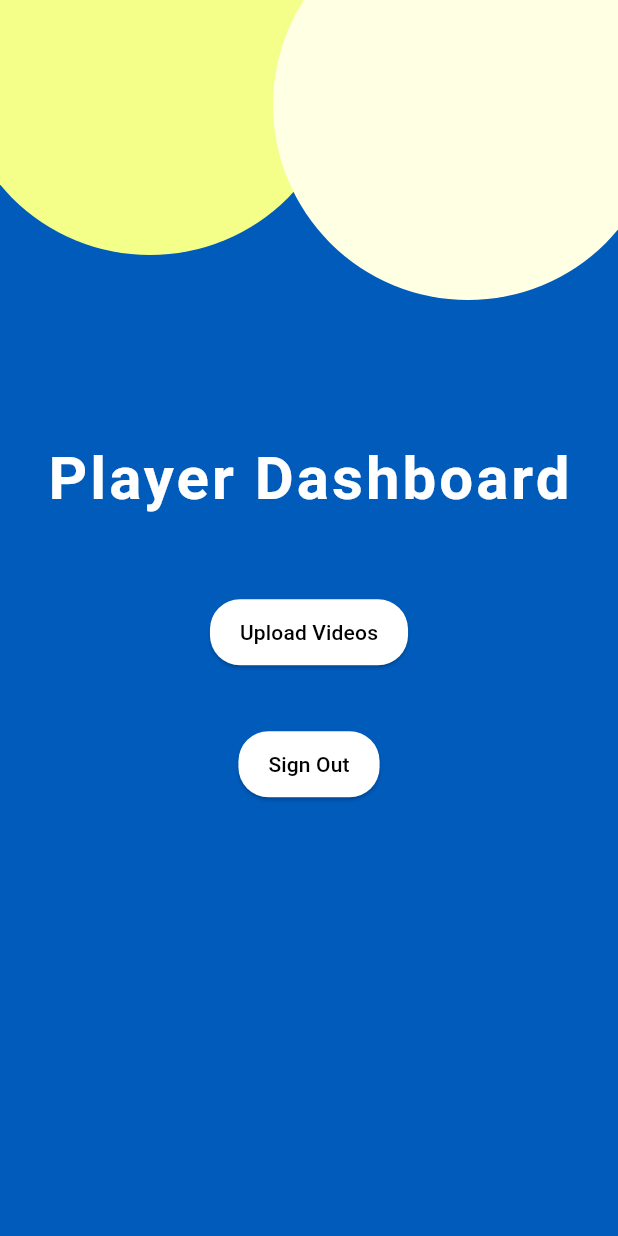
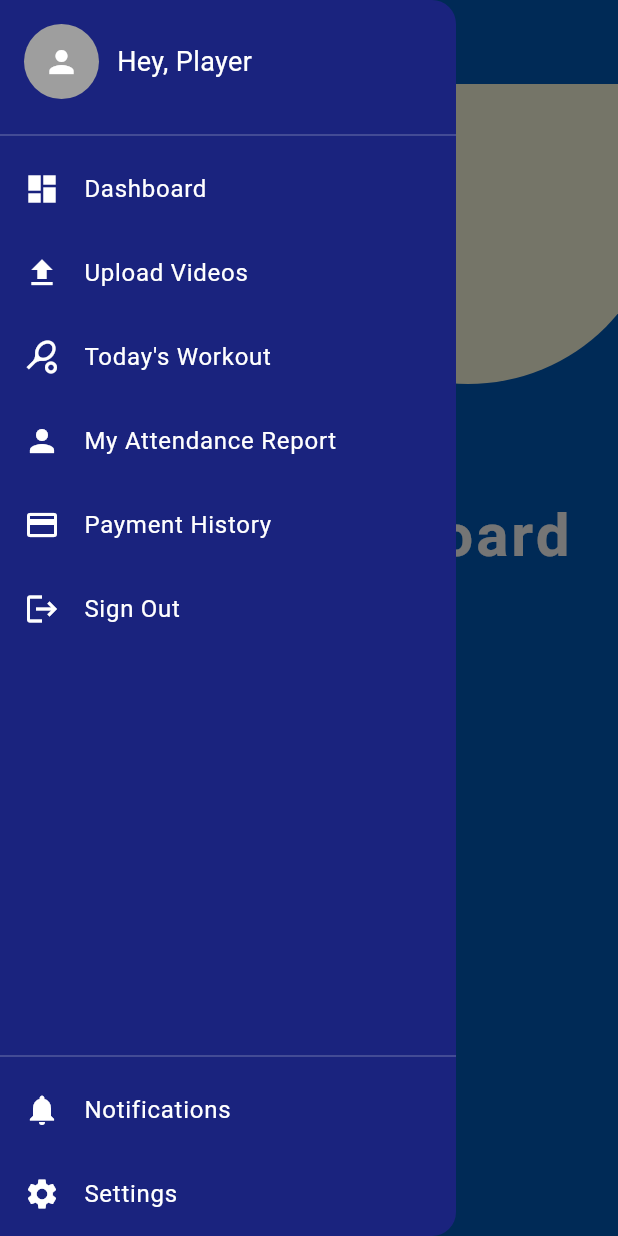
Before and after one commit to FayrouzMahmoudOraby/Refine, a Flutter app: the PlayerDashboardPage screen opened directly, with the side drawer open (before the commit the screen has no drawer), on a phone screen of 412 x 824 dp. Run offline on Flutter 3.47's test engine with Material 3 defaults, Android fonts, the phone set to English and light mode, and no system bars; our stand-ins replace file_picker; network calls fail.

Commit message:
SideBar Imp 55

```diff
--- a/lib/pages/CoachPlayerPage.dart
+++ b/lib/pages/CoachPlayerPage.dart
@@ -15,7 +15,7 @@ class _CoachPlayerPageState extends State<CoachPlayerPage> {
   List<Map<String, dynamic>> players = [];
 
   final String baseUrl =
-      'http://192.168.1.58:5000/api/coachplayers/'; // ← change to your server
+      'http://10.0.2.2:5000/api/coachplayers/'; // ← change to your server
 
   @override
   void initState() {
--- a/lib/pages/player_detail_page.dart
+++ b/lib/pages/player_detail_page.dart
@@ -14,7 +14,7 @@ class PlayerDetailPage extends StatefulWidget {
 class _PlayerDetailPageState extends State<PlayerDetailPage> {
   Map<String, dynamic> playerDetails = {}; // ✅ Initialize it empty
 
-  final String baseUrl = 'http://192.168.1.58:5000/api/coachplayers/';
+  final String baseUrl = '10.0.2.2:5000/api/coachplayers/';
 
   @override
   void initState() {
--- a/lib/pages/player_signup_page.dart
+++ b/lib/pages/player_signup_page.dart
@@ -39,7 +39,7 @@ class SignUpPageState extends State<UserSignUpPage> {
     print('Password: ${passwordController.text}');
     print('Phone: ${phoneController.text}');
 
-    final url = Uri.parse('http://192.168.1.58:5000/api/users');
+    final url = Uri.parse('http://10.0.2.2:5000/api/users');
 
     final response = await http.post(
       url,
@@ -50,7 +50,7 @@ class SignUpPageState extends State<UserSignUpPage> {
         'email': emailController.text,
         'password': passwordController.text,
         'phone': phoneController.text,
-        'role': widget.role,
+        'role': 'player',
       }),
     );
 
--- a/lib/pages/playerdashboardpage.dart
+++ b/lib/pages/playerdashboardpage.dart
@@ -1,12 +1,83 @@
 import 'package:flutter/material.dart';
 import '../widgets/custom_button.dart';
 import '../pages/video_upload_page.dart';
+import '../widgets/custom_sidebar_drawer.dart'; // use drawer-compatible sidebar
 
 class PlayerDashboardPage extends StatelessWidget {
+  const PlayerDashboardPage({super.key});
+
   @override
   Widget build(BuildContext context) {
     return Scaffold(
-      backgroundColor: Color(0xFF005BBB),
+      backgroundColor: const Color(0xFF005BBB),
+      drawer: CustomSidebarDrawer(
+        userName: 'Player',
+        pageItems: [
+          SidebarItem(
+            title: 'Dashboard',
+            icon: Icons.dashboard,
+            onTap: () {
+              Navigator.push(
+                context,
+                MaterialPageRoute(builder: (context) => PlayerDashboardPage()),
+              );
+            },
+          ),
+
+          SidebarItem(
+            title: 'Upload Videos',
+            icon: Icons.upload,
+            onTap: () {
+              Navigator.push(
+                context,
+                MaterialPageRoute(builder: (context) => VideoUploadPage()),
+              );
+            },
+          ),
+          SidebarItem(
+            title: "Today's Workout",
+            icon: Icons.sports_tennis,
+            onTap: () {
+              Navigator.push(
+                context,
+                MaterialPageRoute(builder: (context) => VideoUploadPage()),
+              );
+            },
+          ),
+          SidebarItem(
+            title: "My Attendance Report",
+            icon: Icons.person,
+            onTap: () {
+              Navigator.push(
+                context,
+                MaterialPageRoute(builder: (context) => VideoUploadPage()),
+              );
+            },
+          ),
+          SidebarItem(
+            title: "Payment History",
+            icon: Icons.payment,
+            onTap: () {
+              Navigator.push(
+                context,
+                MaterialPageRoute(builder: (context) => VideoUploadPage()),
+              );
+            },
+          ),
+          SidebarItem(
+            title: 'Sign Out',
+            icon: Icons.logout,
+            onTap: () {
+              Navigator.popUntil(context, (route) => route.isFirst);
+            },
+          ),
+        ],
+      ),
+      appBar: AppBar(
+        backgroundColor: const Color(0xFF005BBB),
+        elevation: 0,
+        iconTheme: const IconThemeData(color: Colors.white),
+      ),
       body: Stack(
         children: [
           Positioned(top: -90, left: -30, child: halfCircle2()),
@@ -16,37 +87,28 @@ class PlayerDashboardPage extends StatelessWidget {
               child: Column(
                 mainAxisSize: MainAxisSize.min,
                 children: [
-                  Text(
+                  const Text(
                     "Player Dashboard",
                     style: TextStyle(
-                      fontSize: 40, // Slightly smaller than login page
+                      fontSize: 40,
                       fontWeight: FontWeight.bold,
                       color: Colors.white,
                       letterSpacing: 2,
                     ),
                   ),
                   const SizedBox(height: 50),
-
-                  // First button - Upload Videos
                   CustomButton(
                     text: "Upload Videos",
                     onPressed: () {
-                      // Navigate to video upload page
                       Navigator.push(
                         context,
-                        MaterialPageRoute(builder: (context) => VideoUploadPage()),
+                        MaterialPageRoute(
+                          builder: (context) => VideoUploadPage(),
+                        ),
                       );
                     },
                   ),
-
                   const SizedBox(height: 20),
-
-                  // Second button - Manage Players
-
-
-                  const SizedBox(height: 20),
-
-                  // Optional: Add a sign out button
                   CustomButton(
                     text: "Sign Out",
                     onPressed: () {
@@ -68,8 +130,8 @@ class PlayerDashboardPage extends StatelessWidget {
     return Container(
       width: 260,
       height: 260,
-      decoration: BoxDecoration(
-        color: const Color.fromARGB(255, 254, 255, 227),
+      decoration: const BoxDecoration(
+        color: Color.fromARGB(255, 254, 255, 227),
         shape: BoxShape.circle,
       ),
     );
@@ -79,8 +141,8 @@ class PlayerDashboardPage extends StatelessWidget {
     return Container(
       width: 260,
       height: 260,
-      decoration: BoxDecoration(
-        color: const Color.fromARGB(255, 243, 255, 136),
+      decoration: const BoxDecoration(
+        color: Color.fromARGB(255, 243, 255, 136),
         shape: BoxShape.circle,
       ),
     );
--- a/lib/pages/selection_page.dart
+++ b/lib/pages/selection_page.dart
@@ -66,7 +66,6 @@ class SelectionPage extends StatelessWidget {
 
                 // Coach Button
 
-
                 // **New Chatbot Button**
               ],
             ),
@@ -85,7 +84,7 @@ class SelectionPage extends StatelessWidget {
           Navigator.push(
             context,
             MaterialPageRoute(
-              builder: (context) => UserSignUpPage(role: 'player'),
+              builder: (context) => UserSignUpPage(role: 'Sign up'),
             ),
           );
         }
--- a/lib/pages/signin_page.dart
+++ b/lib/pages/signin_page.dart
@@ -26,7 +26,7 @@ class _SignInPageState extends State<SignInPage> {
       return;
     }
 
-    final url = Uri.parse('http://192.168.1.58:5000/api/users/login');
+    final url = Uri.parse('http://10.0.2.2:5000/api/users/login');
 
     try {
     final response = await http.post(
--- a/lib/pages/user_managment.dart
+++ b/lib/pages/user_managment.dart
@@ -27,7 +27,7 @@ class _UserManagementPageState extends State<UserManagementPage> {
   Future<void> fetchUsers() async {
     try {
       final response = await http.get(
-        Uri.parse('http://192.168.1.58:5000/api/admin/users'),
+        Uri.parse('http://10.0.2.2:5000/api/admin/users'),
       );
 
       if (response.statusCode == 200) {
@@ -52,7 +52,7 @@ class _UserManagementPageState extends State<UserManagementPage> {
   Future<void> _addUser() async {
     try {
       final response = await http.post(
-        Uri.parse('http://192.168.1.58:5000/api/users'),
+        Uri.parse('http://10.0.2.2:5000/api/users'),
         headers: {'Content-Type': 'application/json'},
         body: jsonEncode({
           'name': _nameController.text,
@@ -81,7 +81,7 @@ class _UserManagementPageState extends State<UserManagementPage> {
   Future<void> _deleteUser(String userId) async {
     try {
       final response = await http.delete(
-        Uri.parse('http://192.168.1.58:5000/api/admin/users/$userId'),
+        Uri.parse('http://10.0.2.2:5000/api/admin/users/$userId'),
       );
 
       if (response.statusCode == 200) {
--- a/lib/pages/video_upload_page.dart
+++ b/lib/pages/video_upload_page.dart
@@ -24,7 +24,7 @@ class _VideoUploadPageState extends State<VideoUploadPage> {
     try {
       var request = http.MultipartRequest(
         'POST',
-        Uri.parse('http://192.168.1.58:5000/api/videos/upload'),
+        Uri.parse('http://10.0.2.2:5000/api/videos/upload'),
       );
 
       request.files.add(
--- /dev/null
+++ b/lib/widgets/custom_sidebar_drawer.dart
@@ -0,0 +1,97 @@
+import 'package:flutter/material.dart';
+
+class CustomSidebarDrawer extends StatelessWidget {
+  final String userName;
+  final List<SidebarItem> pageItems;
+
+  const CustomSidebarDrawer({
+    Key? key,
+    required this.userName,
+    required this.pageItems,
+  }) : super(key: key);
+
+  @override
+  Widget build(BuildContext context) {
+    return Drawer(
+      backgroundColor: Colors.indigo[900],
+      child: SafeArea(
+        child: Column(
+          crossAxisAlignment: CrossAxisAlignment.start,
+          children: [
+            // Header with user info
+            Padding(
+              padding: const EdgeInsets.all(16.0),
+              child: Row(
+                children: [
+                  const CircleAvatar(
+                    radius: 25,
+                    backgroundColor: Colors.grey,
+                    child: Icon(Icons.person, color: Colors.white),
+                  ),
+                  const SizedBox(width: 12),
+                  Expanded(
+                    child: Text(
+                      'Hey, $userName',
+                      style: const TextStyle(color: Colors.white, fontSize: 18),
+                      overflow: TextOverflow.ellipsis,
+                    ),
+                  ),
+                ],
+              ),
+            ),
+
+            const Divider(color: Colors.white24),
+
+            // Dynamic page buttons
+            ...pageItems.map(
+              (item) => ListTile(
+                leading: Icon(item.icon, color: Colors.white),
+                title: Text(
+                  item.title,
+                  style: const TextStyle(color: Colors.white),
+                ),
+                onTap: () {
+                  Navigator.pop(context); // Close drawer
+                  item.onTap();
+                },
+              ),
+            ),
+
+            const Spacer(),
+            const Divider(color: Colors.white24),
+
+            // Notification & Settings
+            ListTile(
+              leading: const Icon(Icons.notifications, color: Colors.white),
+              title: const Text(
+                'Notifications',
+                style: TextStyle(color: Colors.white),
+              ),
+              onTap: () {
+                Navigator.pop(context);
+              },
+            ),
+            ListTile(
+              leading: const Icon(Icons.settings, color: Colors.white),
+              title: const Text(
+                'Settings',
+                style: TextStyle(color: Colors.white),
+              ),
+              onTap: () {
+                Navigator.pop(context);
+              },
+            ),
+          ],
+        ),
+      ),
+    );
+  }
+}
+
+class SidebarItem {
+  final String title;
+  final IconData icon;
+  final VoidCallback onTap;
+
+  SidebarItem({required this.title, required this.icon, required this.onTap});
+}
--- a/pubspec.yaml
+++ b/pubspec.yaml
@@ -2,7 +2,7 @@ name: refine_app
 description: "A new Flutter project."
 # The following line prevents the package from being accidentally published to
 # pub.dev using `flutter pub publish`. This is preferred for private packages.
-publish_to: 'none' # Remove this line if you wish to publish to pub.dev
+publish_to: "none" # Remove this line if you wish to publish to pub.dev
 
 # The following defines the version and build number for your application.
 # A version number is three numbers separated by dots, like 1.2.43
@@ -37,6 +37,7 @@ dependencies:
   permission_handler: ^12.0.0+1
   html: ^0.15.0
   flutter_animate: ^4.5.0
+  intl: ^0.18.1
   # The following adds the Cupertino Icons font to your application.
   # Use with the CupertinoIcons class for iOS style icons.
   cupertino_icons: ^1.0.8
@@ -46,7 +47,6 @@ dependencies:
 dev_dependencies:
   flutter_test:
     sdk: flutter
-
 
   # The "flutter_lints" package below contains a set of recommended lints to
   # encourage good coding practices. The lint set provided by the package is
```
Also changed, not shown: lib/pages/admin_page.dart (+37 -12 lines), lib/pages/assigned_to_trainees.dart (added, +207 -0 lines), lib/pages/coach_landing.dart (+80 -15 lines), pubspec.lock, 5 other files.
